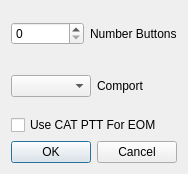
Above: mqt/MqtLogger/txvmrigsetupdialog.ui from Rsclub22/Minos2-Mirror before the change. Below: the same form after it.
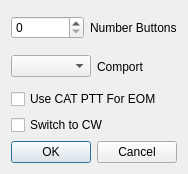
That is the form after the change.

Commit message: add send and receive radio mode to txVmButtonsFrame

The edit to the form file:
```diff
--- a/mqt/MqtLogger/txvmrigsetupdialog.ui
+++ b/mqt/MqtLogger/txvmrigsetupdialog.ui
@@ -51,6 +51,13 @@
        </property>
       </widget>
      </item>
+     <item>
+      <widget class="QCheckBox" name="switchToCw">
+       <property name="text">
+        <string>Switch to CW</string>
+       </property>
+      </widget>
+     </item>
     </layout>
    </item>
    <item>
```
